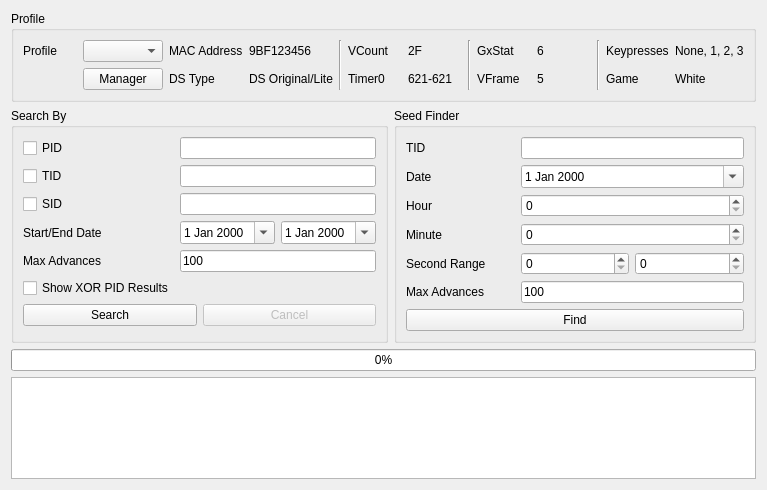
Qt form Source/Forms/Gen5/IDs5.ui (Admiral-Fish/PokeFinder) before a commit.
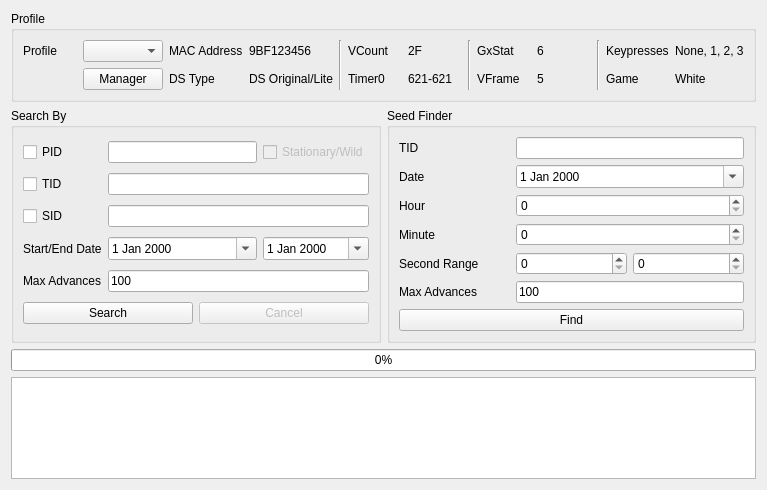
The same form after that commit. Custom widgets are drawn as their Qt base class.

Commit message: make checkbox better

```diff
--- a/Source/Forms/Gen5/IDs5.ui
+++ b/Source/Forms/Gen5/IDs5.ui
@@ -426,10 +426,13 @@
         </property>
        </widget>
       </item>
-      <item row="5" column="0">
+      <item row="0" column="2">
        <widget class="QCheckBox" name="checkBoxXOR">
+        <property name="enabled">
+         <bool>false</bool>
+        </property>
         <property name="text">
-         <string>Show XOR PID Results</string>
+         <string>Stationary/Wild</string>
         </property>
        </widget>
       </item>
@@ -440,7 +443,7 @@
         </property>
        </widget>
       </item>
-      <item row="0" column="1" colspan="2">
+      <item row="0" column="1">
        <widget class="TextBox" name="textBoxPID"/>
       </item>
       <item row="3" column="0">
```
Left out of the diff: 1 changed line with no effect on the pictures. The commit also changes 2 other files.
